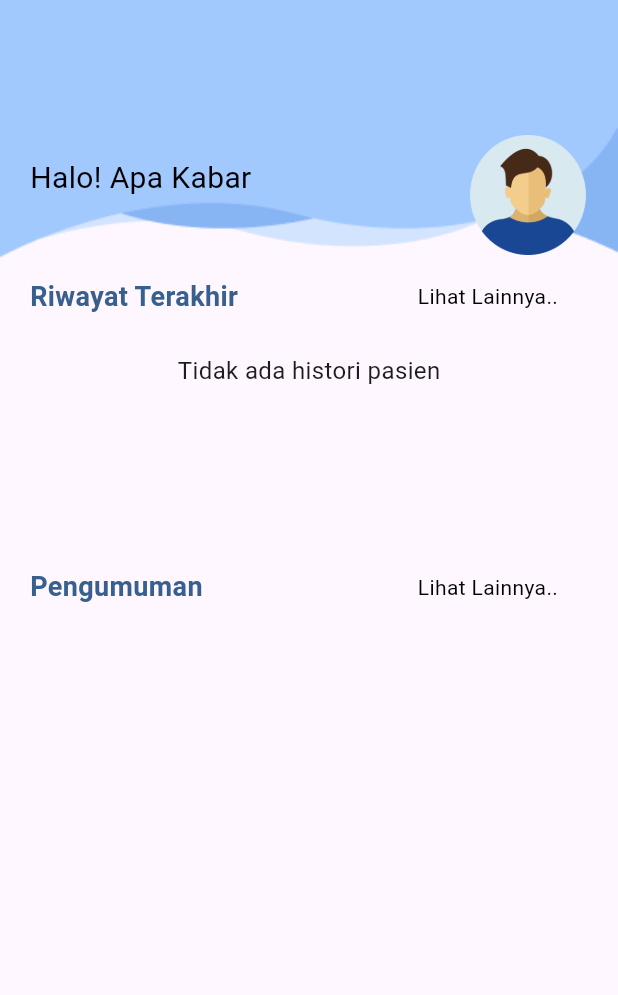
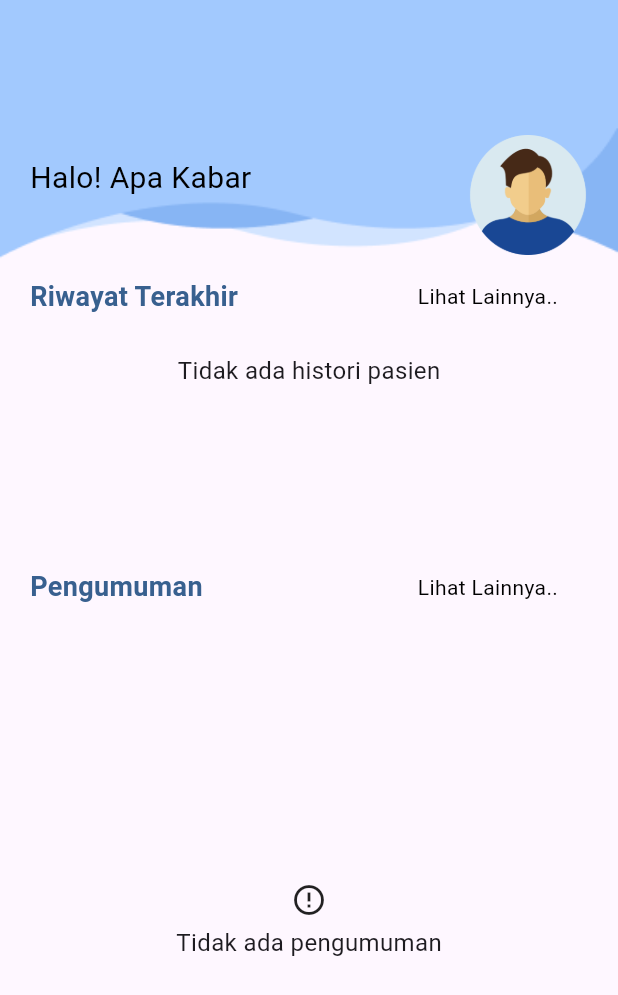
Before and after one commit to Freezer9/rekam_medis_redis, a Flutter app: the DashboardUserPage screen opened directly, on a phone screen of 412 x 824 dp. Shown: the top 995 px of the screen. Run offline on Flutter 3.47's test engine with Material 3 defaults, Android fonts, the phone set to English and light mode, and no system bars; our stand-ins replace dotted_border, file_picker, flutter_riverpod, go_router, image_picker, permission_handler and 2 more; missing offline and left inert: excel, gpassword; accounts and stored records are empty; generated files the repository leaves out were written again; Roboto replaces fonts that are missing (Plus Jakarta Sans).

Commit message:
fix: error handling, handling login error (UNSOLVED)

```diff
--- a/lib/presentation/screens/admin/input_data_page.dart
+++ b/lib/presentation/screens/admin/input_data_page.dart
@@ -24,7 +24,7 @@ class _InputDataPageState extends State<InputDataPage> {
         title: Text(
           'Input Data ${widget.data}',
           textAlign: TextAlign.center,
-          style: TextStyle(
+          style: const TextStyle(
               color: Colors.black, fontSize: 16, fontWeight: FontWeight.w500),
         ),
         centerTitle: true,
--- a/lib/presentation/screens/dokter/input_data_page.dart
+++ b/lib/presentation/screens/dokter/input_data_page.dart
@@ -88,7 +88,9 @@ class _InputDataPageState extends ConsumerState<InputDataMedisPage> {
                         .simpanObatDatabase(id[0]['id'].toString())
                         .then((value) {
                       ScaffoldMessenger.of(context).showSnackBar(
-                          buildSuccessSnackBar("Data berhasil disimpan"));
+                        buildSuccessSnackBar("Data berhasil disimpan"),
+                      );
+
                       ref.invalidate(getAllPasienProvider(loginUser.id));
                       ref.read(keluhanProvider.notifier).clearItems();
                       ref.read(riwayatPenyakitProvider.notifier).clearItems();
--- a/lib/presentation/screens/dokter/riwayat_pasien_page.dart
+++ b/lib/presentation/screens/dokter/riwayat_pasien_page.dart
@@ -3,6 +3,7 @@ import 'package:flutter_riverpod/flutter_riverpod.dart';
 import 'package:go_router/go_router.dart';
 import 'package:rekam_medis_redis/data/models/pasien_model.dart';
 import 'package:rekam_medis_redis/domain/dokter/history_pasien_provider.dart';
+import 'package:rekam_medis_redis/presentation/widgets/error_message.dart';
 import 'package:rekam_medis_redis/presentation/widgets/pasien_card.dart';
 import 'package:rekam_medis_redis/presentation/widgets/profile_text.dart';
 
@@ -74,9 +75,7 @@ class RiwayatPasienPage extends ConsumerWidget {
                     );
                   },
                   error: (error, stackTrace) {
-                    return Center(
-                      child: Text('Error: $error'),
-                    );
+                    return errorMessage();
                   },
                   loading: () {
                     return const Center(
--- a/lib/presentation/screens/dokter/search_pasien_page.dart
+++ b/lib/presentation/screens/dokter/search_pasien_page.dart
@@ -2,6 +2,7 @@ import 'package:flutter/material.dart';
 import 'package:flutter_riverpod/flutter_riverpod.dart';
 import 'package:go_router/go_router.dart';
 import 'package:rekam_medis_redis/domain/admin/search_notifier.dart';
+import 'package:rekam_medis_redis/presentation/widgets/error_message.dart';
 
 class SearchPasienPage extends ConsumerWidget {
   const SearchPasienPage({super.key});
@@ -64,10 +65,7 @@ class SearchPasienPage extends ConsumerWidget {
                           );
                         },
                       )
-                    : const Center(
-                        child: Text('Data tidak ditemukan',
-                            style: TextStyle(fontSize: 16)),
-                      ),
+                    : errorMessage(message: "Data tidak ditemukan"),
               ),
             ],
           ),
--- a/lib/presentation/screens/pasien/dashboard_user_page.dart
+++ b/lib/presentation/screens/pasien/dashboard_user_page.dart
@@ -7,6 +7,7 @@ import 'package:rekam_medis_redis/auth/auth.dart';
 import 'package:rekam_medis_redis/domain/admin/artikel_provider.dart';
 import 'package:rekam_medis_redis/domain/pasien/riwayat_provider.dart';
 import 'package:rekam_medis_redis/presentation/widgets/artikel_card.dart';
+import 'package:rekam_medis_redis/presentation/widgets/error_message.dart';
 import 'package:rekam_medis_redis/presentation/widgets/pasien_record_card.dart';
 
 class DashboardUserPage extends ConsumerStatefulWidget {
@@ -140,7 +141,7 @@ class _DashboardUserPageState extends ConsumerState<DashboardUserPage> {
                             );
                           },
                           error: (error, stackTrace) {
-                            return Text(error.toString());
+                            return errorMessage();
                           },
                           loading: () {
                             return const Center(
@@ -158,15 +159,19 @@ class _DashboardUserPageState extends ConsumerState<DashboardUserPage> {
                     ),
                     Expanded(
                       flex: 5,
-                      child: ListView.builder(
-                        physics: const NeverScrollableScrollPhysics(),
-                        itemCount: min(artikel.length, 1),
-                        padding: const EdgeInsets.only(top: 10, bottom: 10),
-                        itemBuilder: (context, index) {
-                          final data = artikel.first;
-                          return ArtikelCard(data: data);
-                        },
-                      ),
+                      child: artikel.isNotEmpty
+                          ? ListView.builder(
+                              physics: const NeverScrollableScrollPhysics(),
+                              itemCount: min(artikel.length, 1),
+                              padding:
+                                  const EdgeInsets.only(top: 10, bottom: 10),
+                              itemBuilder: (context, index) {
+                                final data = artikel.last;
+
+                                return ArtikelCard(data: data);
+                              },
+                            )
+                          : errorMessage(message: "Tidak ada pengumuman"),
                     ),
                   ],
                 ),
@@ -175,7 +180,7 @@ class _DashboardUserPageState extends ConsumerState<DashboardUserPage> {
           );
         },
         error: (error, stackTrace) {
-          return Center(child: Text('Error: $error'));
+          return errorMessage();
         },
         loading: () {
           return const Center(child: CircularProgressIndicator());
--- a/lib/presentation/screens/pasien/profile_user_page.dart
+++ b/lib/presentation/screens/pasien/profile_user_page.dart
@@ -3,6 +3,7 @@ import 'package:flutter_riverpod/flutter_riverpod.dart';
 import 'package:rekam_medis_redis/auth/auth.dart';
 import 'package:rekam_medis_redis/presentation/widgets/button_lupa_password.dart';
 import 'package:rekam_medis_redis/presentation/widgets/button_sign_out.dart';
+import 'package:rekam_medis_redis/presentation/widgets/error_message.dart';
 import 'package:rekam_medis_redis/presentation/widgets/profile_text.dart';
 
 class ProfileUserPage extends ConsumerWidget {
@@ -108,9 +109,7 @@ class ProfileUserPage extends ConsumerWidget {
           );
         },
         error: (error, stackTrace) {
-          return Center(
-            child: Text(error.toString()),
-          );
+          return errorMessage();
         },
         loading: () {
           return const Center(
--- /dev/null
+++ b/lib/presentation/widgets/error_message.dart
@@ -0,0 +1,14 @@
+import 'package:flutter/material.dart';
+
+Widget errorMessage({String? message = "Error Loading Data"}) {
+  return Center(
+    child: Column(
+      mainAxisAlignment: MainAxisAlignment.center,
+      children: [
+        const Icon(Icons.error_outline),
+        const SizedBox(height: 5),
+        Text(message!, style: const TextStyle(fontSize: 16)),
+      ],
+    ),
+  );
+}
```
Also changed, not shown: lib/presentation/screens/admin/input_artikel.dart (+20 -7 lines), lib/presentation/screens/admin/search_user_page.dart (+2 -6 lines), lib/presentation/screens/dokter/dashboard_dokter_page.dart (+3 -4 lines), lib/presentation/screens/dokter/detail_riwayat_page.dart (+4 -5 lines), lib/presentation/screens/dokter/profile_dokter_page.dart (+2 -6 lines), lib/presentation/screens/pasien/detail_artikel.dart (+6 -2 lines), lib/presentation/screens/pasien/lupa_password_page.dart (+10 -2 lines), lib/presentation/screens/pasien/search_riwayat_medis_page.dart (+2 -6 lines).
